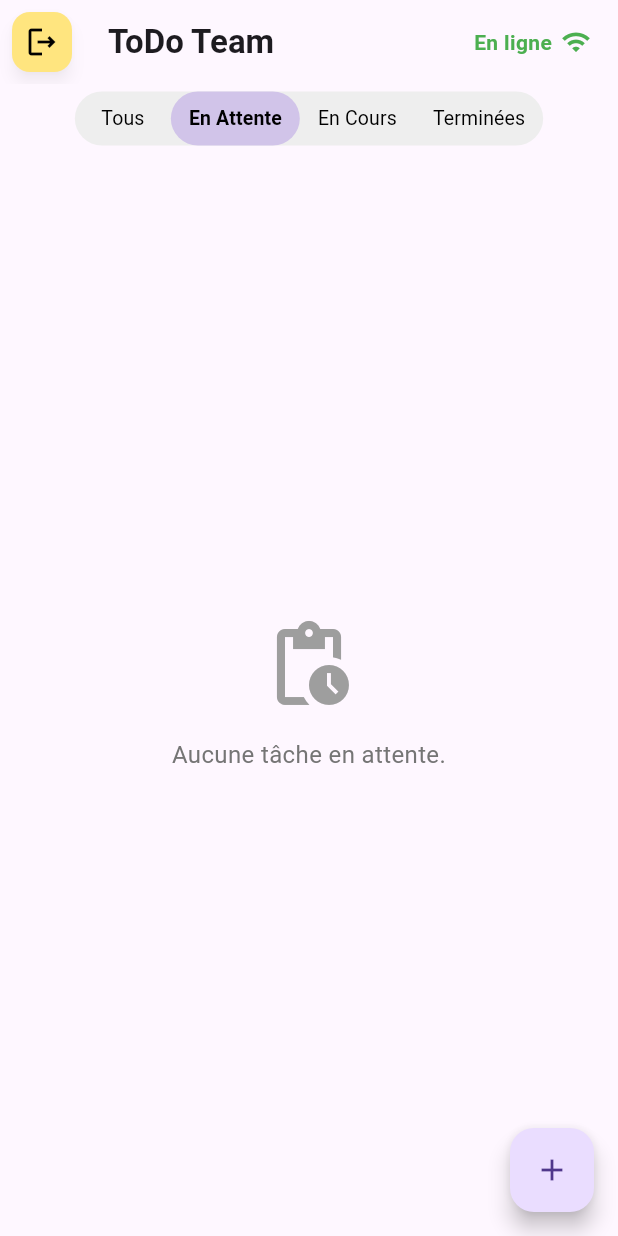
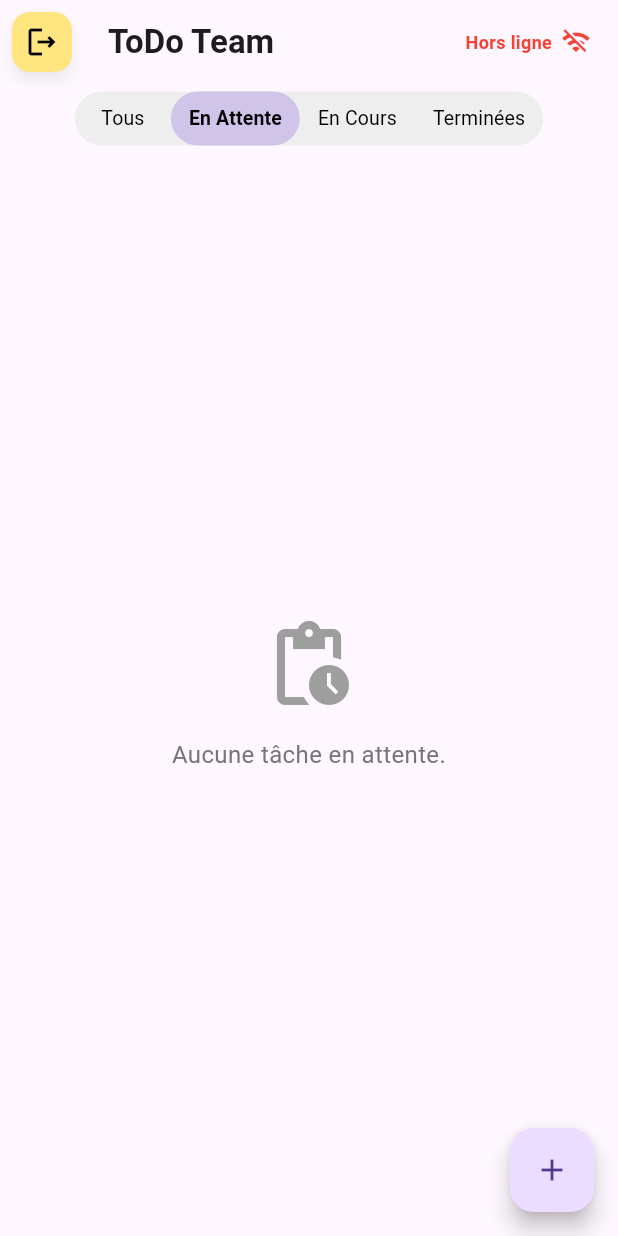
Before and after one commit to chedy256/Todo_Team, a Flutter app: the TasksScreen screen opened by its route, after a tap on "En Attente", on a phone screen of 412 x 824 dp. Run offline on Flutter 3.47's test engine with Material 3 defaults, Android fonts, the phone set to English and light mode, and no system bars; our stand-ins replace flutter_dotenv, flutter_local_notifications, flutter_secure_storage, flutter_timezone, sqflite, timezone; accounts and stored records are empty; network calls fail.

Commit message:
Update Status based on the server reachability

```diff
--- /dev/null
+++ b/lib/services/connectivity_service.dart
@@ -0,0 +1,41 @@
+import 'dart:io';
+import 'package:flutter/foundation.dart';
+import 'package:project/models/api_model.dart';
+import 'package:project/services/online_service.dart';
+
+class ConnectivityService {
+  static final ConnectivityService instance = ConnectivityService._constructor();
+  ConnectivityService._constructor();
+
+  // connectivity check by pinging 8.8.8.8
+  Future<bool> canReachInternet() async {
+    try {
+      final result = await InternetAddress.lookup('8.8.8.8');
+      return result.isNotEmpty;
+    } on SocketException catch (_) {
+      return false;
+    }
+  }
+
+  /// Check if the API server is reachable
+  Future<bool> isServerReachable() async {
+    try {
+      final uri = Uri.parse("${ApiService.baseUrl}/${ApiModel.status}");
+      final socket = await Socket.connect(uri.host, uri.port, timeout: Duration(seconds: 5));
+      socket.destroy();
+      return true;
+    } catch (e) {
+      debugPrint('Server unreachable: $e');
+      return false;
+    }
+  }
+
+  /// Comprehensive connectivity check
+  Future<bool> isOnline() async {
+    final canReach = await canReachInternet();
+    if (!canReach) return false;
+
+    final serverReachable = await isServerReachable();
+    return serverReachable;
+  }
+}
--- a/lib/views/home/tasks_screen.dart
+++ b/lib/views/home/tasks_screen.dart
@@ -6,6 +6,7 @@ import 'package:project/controllers/user_provider.dart';
 import 'package:project/models/task_filter.dart';
 
 import '../widgets/item_widget.dart';
+import '../widgets/connectivity_status_widget.dart';
 
 class TasksScreen extends StatefulWidget {
   const TasksScreen({super.key});
@@ -60,13 +61,7 @@ class _TasksScreenState extends State<TasksScreen> {
           ),
         ),
         actions: [
-          const Text(
-            'En ligne',
-            style: TextStyle(color: Colors.green, fontWeight: FontWeight.bold),
-          ),
-          const SizedBox(width: 6),
-          const Icon(Icons.wifi, color: Colors.green, size: 20),
-          const SizedBox(width: 18),
+          const ConnectivityStatusWidget(),
         ],
       ),
       body: SafeArea(
--- /dev/null
+++ b/lib/views/widgets/connectivity_status_widget.dart
@@ -0,0 +1,99 @@
+import 'package:flutter/material.dart';
+import 'package:project/services/connectivity_service.dart';
+
+class ConnectivityStatusWidget extends StatefulWidget {
+  const ConnectivityStatusWidget({super.key});
+
+  @override
+  State<ConnectivityStatusWidget> createState() => _ConnectivityStatusWidgetState();
+}
+
+class _ConnectivityStatusWidgetState extends State<ConnectivityStatusWidget> {
+  final ConnectivityService _connectivityService = ConnectivityService.instance;
+  bool _isOnline = false;
+  bool _isLoading = true;
+
+  @override
+  void initState() {
+    super.initState();
+    _checkConnectivity();
+    // Check connectivity every 30 seconds
+    _startPeriodicCheck();
+  }
+
+  void _startPeriodicCheck() {
+    Future.delayed(const Duration(seconds: 30), () {
+      if (mounted) {
+        _checkConnectivity();
+        _startPeriodicCheck();
+      }
+    });
+  }
+
+  Future<void> _checkConnectivity() async {
+    try {
+      final isOnline = await _connectivityService.isOnline();
+      if (mounted) {
+        setState(() {
+          _isOnline = isOnline;
+          _isLoading = false;
+        });
+      }
+    } catch (e) {
+      if (mounted) {
+        setState(() {
+          _isOnline = false;
+          _isLoading = false;
+        });
+      }
+    }
+  }
+
+  @override
+  Widget build(BuildContext context) {
+    if (_isLoading) {
+      return Row(
+        children: [
+          Text(
+            'Vérification...',
+            style: TextStyle(
+              color: Colors.orange,
+              fontWeight: FontWeight.bold,
+              fontSize: 12,
+            ),
+          ),
+          const SizedBox(width: 6),
+          SizedBox(
+            width: 16,
+            height: 16,
+            child: CircularProgressIndicator(
+              strokeWidth: 2,
+              valueColor: AlwaysStoppedAnimation<Color>(Colors.orange),
+            ),
+          ),
+          const SizedBox(width: 18),
+        ],
+      );
+    }
+
+    return Row(
+      children: [
+        Text(
+          _isOnline ? _isLoading? 'Sychonisation':'En ligne' : 'Hors ligne',
+          style: TextStyle(
+            color: _isOnline ? _isLoading? Colors.orange : Colors.green : Colors.red,
+            fontWeight: FontWeight.bold,
+            fontSize: 12,
+          ),
+        ),
+        const SizedBox(width: 6),
+        Icon(
+          _isOnline ? _isLoading? Icons.refresh: Icons.wifi : Icons.wifi_off,
+          color: _isOnline ? _isLoading? Colors.orange : Colors.green : Colors.red,
+          size: 20,
+        ),
+        const SizedBox(width: 18),
+      ],
+    );
+  }
+}
```
